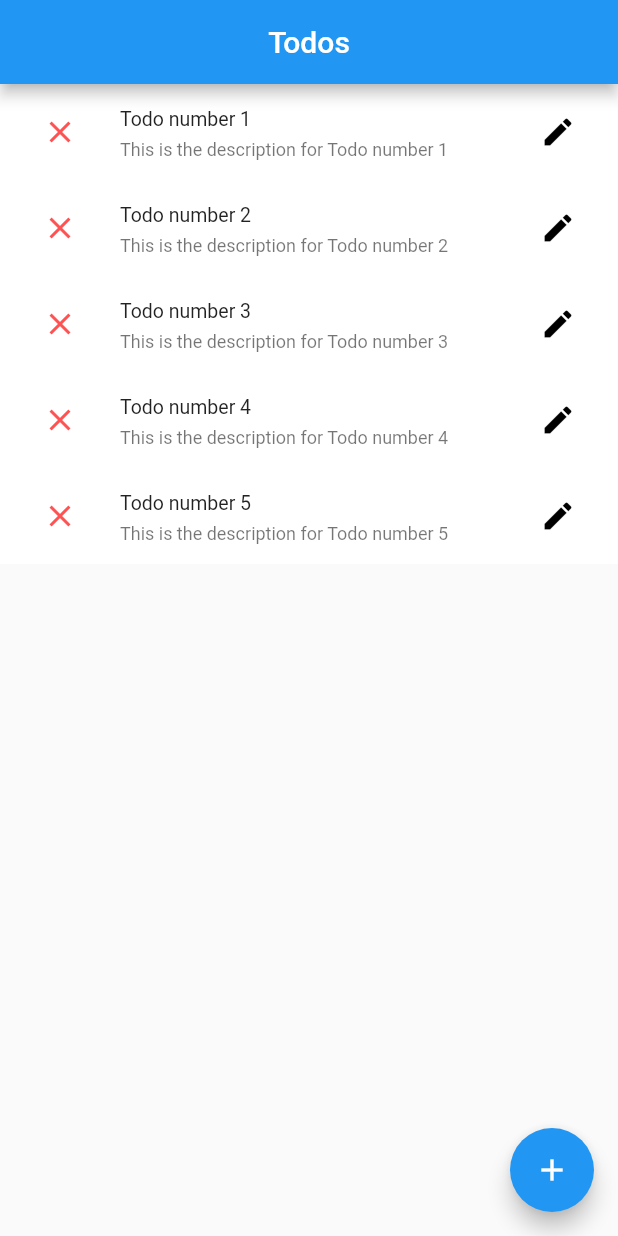
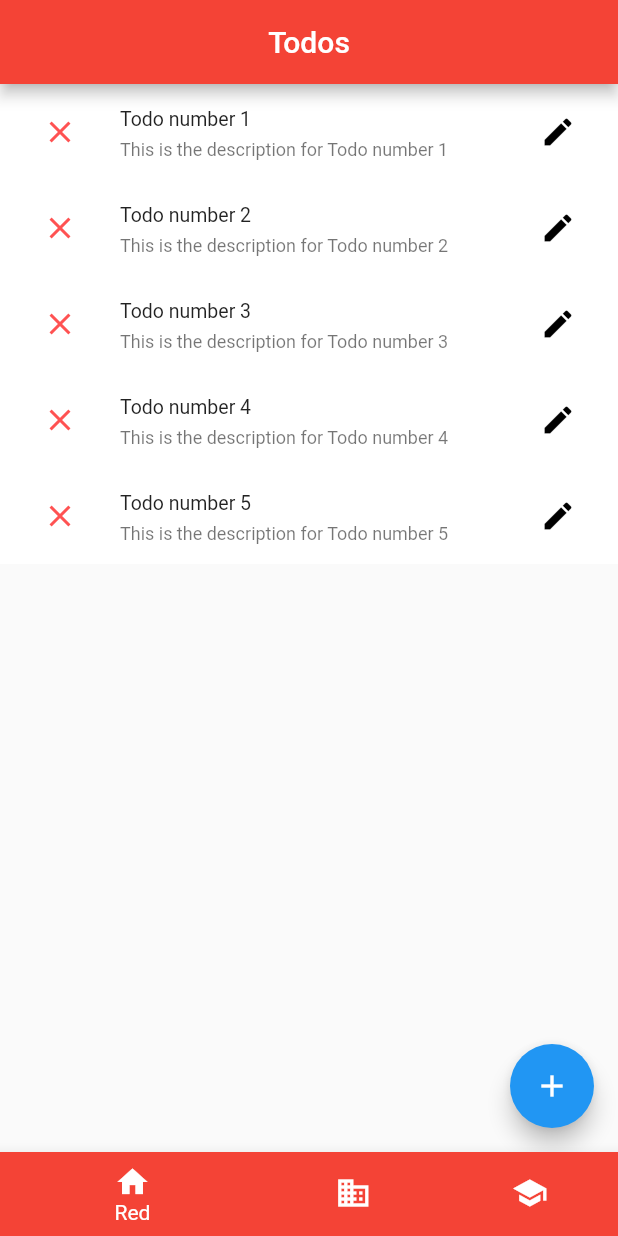
Before and after one commit to shreymahendru/floater, a Flutter app: the screen it shows after launch, on a phone screen of 412 x 824 dp. Run offline on Flutter 3.47's test engine with Material 2 defaults, Android fonts, the phone set to English and light mode, and no system bars; our stand-ins replace flutter_secure_storage, get_it, rxdart, shared_preferences; missing offline and left inert: pedantic.

Commit message:
bottom nav example

```diff
--- a/example/lib/installer.dart
+++ b/example/lib/installer.dart
@@ -1,6 +1,7 @@
 import 'package:example/pages/manage_todo/services/todo_management_service/todo_management_service.dart';
 import 'package:example/sdk/todo/services/todos_service/mock_todos_service.dart';
 import 'package:example/sdk/todo/services/todos_service/todos_service.dart';
+import 'package:example/services/tab_manager.dart';
 import 'package:floater/floater.dart';
 
 class Installer extends ServiceInstaller {
@@ -11,6 +12,8 @@ class Installer extends ServiceInstaller {
     // it is a Singleton, so there will be only one instance of TodoService through out the lifecycle if the app.
     registry.registerSingleton<TodosService>(() => MockTodosService());
 
+    registry.registerSingleton<TabManager>(() => TabManager());
+
     // ui Services
     // services that facilitate clean communication between pages and/or widgets
     // these services are usually scoped
--- /dev/null
+++ b/example/lib/pages/home/home_page.dart
@@ -0,0 +1,92 @@
+import 'package:example/pages/routes.dart';
+import 'package:example/services/tab_manager.dart';
+import 'package:flutter/material.dart';
+import 'package:floater/floater.dart';
+
+class HomePage extends StatefulWidgetBase<HomePageState> {
+  HomePage() : super(() => HomePageState());
+  @override
+  Widget build(BuildContext context) {
+    // return ScopedNavigator("/home", initialRoute: "/homeTab");
+
+    return Scaffold(
+      body: this._buildBody(),
+      bottomNavigationBar: BottomNavigationBar(
+        currentIndex: this.state.activeTab,
+        type: BottomNavigationBarType.shifting,
+        onTap: (index) => this.state.activeTab = index,
+        items: [
+          BottomNavigationBarItem(
+            icon: Icon(Icons.home),
+            label: 'Red',
+            backgroundColor: Colors.red,
+          ),
+          BottomNavigationBarItem(
+            icon: Icon(Icons.business),
+            label: 'Blue',
+            backgroundColor: Colors.blue,
+          ),
+          BottomNavigationBarItem(
+            icon: Icon(Icons.school),
+            label: 'Pink',
+            backgroundColor: Colors.pink,
+            // backgroundColor:
+          ),
+        ],
+      ),
+    );
+  }
+
+  Widget _buildBody() {
+    return IndexedStack(
+      index: this.state.activeTab,
+      children: [
+        ScopedNavigator(
+          // NavigationService.instance.generateRoute(Routes.home, {"tab": 0}),
+          "/home",
+          initialRoute: Routes.todos,
+          key: this.state.tab0Key,
+          initialRouteArgs: {
+            "color": Colors.blue,
+          },
+        ),
+        ScopedNavigator(
+          // NavigationService.instance.generateRoute(Routes.home, {"tab": 1}),
+          "/home",
+          key: this.state.tab1Key,
+          initialRoute: Routes.todos,
+          initialRouteArgs: {
+            "color": Colors.teal,
+          },
+        ),
+        ScopedNavigator(
+          // NavigationService.instance.generateRoute(Routes.home, {"tab": 2}),
+          "/home",
+          key: this.state.tab2Key,
+          initialRoute: Routes.todos,
+          initialRouteArgs: {
+            "color": Colors.green,
+          },
+        ),
+      ],
+    );
+  }
+}
+
+class HomePageState extends WidgetStateBase<HomePage> {
+  final _tabService = ServiceLocator.instance.resolve<TabManager>();
+
+  late final GlobalKey<ScopedNavigatorState> tab0Key = this._tabService.tab0Key;
+  late final GlobalKey<ScopedNavigatorState> tab1Key = this._tabService.tab1Key;
+  late final GlobalKey<ScopedNavigatorState> tab2Key = this._tabService.tab2Key;
+
+  late int _activeTab = this._tabService.currentTab;
+  int get activeTab => this._activeTab;
+  set activeTab(int value) {
+    this._activeTab = value;
+    ServiceLocator.instance.resolve<TabManager>().currentTab = value;
+    this..triggerStateChange();
+  }
+
+  HomePageState() : super();
+}
--- a/example/lib/pages/manage_todo/manage_todo_description/manage_todo_description_page.dart
+++ b/example/lib/pages/manage_todo/manage_todo_description/manage_todo_description_page.dart
@@ -12,6 +12,7 @@ class ManageTodoDescriptionPage extends StatefulWidgetBase<ManageTodoDescription
       child: Scaffold(
         appBar: AppBar(
           title: Text("${this.state.isNewTodo ? 'New' : 'Edit'} Todo Description"),
+          backgroundColor: this.state.appBarColor,
           leading: IconButton(
             icon: Icon(Icons.chevron_left),
             onPressed: this.state.back,
--- a/example/lib/pages/manage_todo/manage_todo_title/manage_todo_title_page.dart
+++ b/example/lib/pages/manage_todo/manage_todo_title/manage_todo_title_page.dart
@@ -9,6 +9,7 @@ class ManageTodoTitlePage extends StatefulWidgetBase<ManageTodoTitlePageState> {
     return Scaffold(
       appBar: AppBar(
         title: Text("${this.state.isNewTodo ? 'New' : 'Edit'} Todo Title"),
+        backgroundColor: this.state.appBarColor,
         leading: IconButton(
           icon: Icon(Icons.chevron_left),
           onPressed: this.state.back,
--- a/example/lib/pages/routes.dart
+++ b/example/lib/pages/routes.dart
@@ -1,3 +1,4 @@
+import 'package:example/pages/home/home_page.dart';
 import 'package:example/pages/manage_todo/manage_todo_description/manage_todo_description_page.dart';
 import 'package:example/pages/manage_todo/manage_todo_page.dart';
 import 'package:example/pages/manage_todo/manage_todo_title/manage_todo_title_page.dart';
@@ -8,12 +9,14 @@ import 'package:example/pages/splash/splash_page.dart';
 
 abstract class Routes {
   static const splash = "/splash";
-  static const todos = "/todos";
-  static const manageTodo = "/manageTodo?{id?: string}";
-  static const manageTodoTitle = "/manageTodo/title";
-  static const manageTodoDescription = "/manageTodo/description";
+  static const home = "/home";
 
-  static const viewTodo = "/viewTodo?{id: string}";
+  static const todos = "$home/todos";
+  static const manageTodo = "$home/manageTodo?{id?: string}";
+  static const manageTodoTitle = "$home/manageTodo/title";
+  static const manageTodoDescription = "$home/manageTodo/description";
+
+  static const viewTodo = "$home/viewTodo?{id: string}";
 
   // Call this function in main.dart to register all the app pages
   // and bootstrap the navigation
@@ -22,16 +25,16 @@ abstract class Routes {
     // root nav pages
     NavigationManager.instance
       ..registerPage(Routes.splash, (routeArgs) => SplashPage())
-      ..registerPage(Routes.todos, (routeArgs) => TodosPage());
+      ..registerPage(Routes.home, (routeArgs) => HomePage());
 
-    // manage todo flow pages
+    // Home Tab Pages
     NavigationManager.instance
+      ..registerPage(Routes.todos, (routeArgs) => TodosPage())
       ..registerPage(Routes.manageTodo, (routeArgs) => ManageTodoPage(routeArgs["id"]))
       ..registerPage(Routes.manageTodoTitle, (routeArgs) => ManageTodoTitlePage())
-      ..registerPage(Routes.manageTodoDescription, (routeArgs) => ManageTodoDescriptionPage());
+      ..registerPage(Routes.manageTodoDescription, (routeArgs) => ManageTodoDescriptionPage())
+      ..registerPage(Routes.viewTodo, (routeArgs) => ViewTodoPage(routeArgs["id"]));
 
-    NavigationManager.instance
-      ..registerPage(Routes.viewTodo, (routeArgs) => ViewTodoPage(routeArgs["id"]), persist: true);
     // bootstrapping Navigation
     NavigationManager.instance.bootstrap();
   }
--- a/example/lib/pages/splash/splash_page_state.dart
+++ b/example/lib/pages/splash/splash_page_state.dart
@@ -18,6 +18,6 @@ class SplashPageState extends WidgetStateBase<SplashPage> {
 
     await Future.delayed(Duration(seconds: 2));
 
-    this._navigator.pushReplacementNamed(Routes.todos);
+    this._navigator.pushReplacementNamed(Routes.home);
   }
 }
--- a/example/lib/pages/todos/todos_page.dart
+++ b/example/lib/pages/todos/todos_page.dart
@@ -11,12 +11,14 @@ class TodosPage extends StatefulWidgetBase<TodosPageState> {
   TodosPage() : super(() => TodosPageState());
   @override
   Widget build(BuildContext context) {
+    // this.state.currentTab
     return OverlayLoadingSpinner(
       isEnabled: this.state.isTogglingTodoCompletion,
       child: Scaffold(
         appBar: AppBar(
           centerTitle: true,
           title: Text("Todos"),
+          backgroundColor: this.state.appBarColor,
         ),
         floatingActionButton: FloatingActionButton(
           onPressed: this.state.onAddTodoPressed,
--- a/example/lib/pages/todos/todos_page_state.dart
+++ b/example/lib/pages/todos/todos_page_state.dart
@@ -3,11 +3,12 @@ import 'package:example/pages/routes.dart';
 import 'package:example/pages/todos/todos_page.dart';
 import 'package:example/sdk/todo/proxies/todo.dart';
 import 'package:example/sdk/todo/services/todos_service/todos_service.dart';
+import 'package:example/services/tab_manager_mixin.dart';
 import 'package:floater/floater.dart';
 import 'package:flutter/material.dart';
 
-class TodosPageState extends WidgetStateBase<TodosPage> {
-  final _navigator = NavigationService.instance.retrieveNavigator("/");
+class TodosPageState extends WidgetStateBase<TodosPage> with TabManagerMixin {
+  // final _navigator = NavigationService.instance.retrieveNavigator("/");
   final _todosService =
       ServiceLocator.instance.resolve<TodosService>(); // getting the todoService installed
   final _eventAggregator = ServiceLocator.instance.resolve<EventAggregator>();
@@ -27,7 +28,7 @@ class TodosPageState extends WidgetStateBase<TodosPage> {
       final persistedRoute = await NavigationManager.instance.retrievePersistedRoute();
       print(persistedRoute);
       if (persistedRoute != null) {
-        this._navigator.pushNamed(persistedRoute);
+        this.currentTabNavigator.pushNamed(persistedRoute);
       }
     });
 
@@ -37,7 +38,7 @@ class TodosPageState extends WidgetStateBase<TodosPage> {
   }
 
   Future<void> onTodoPressed(Todo todo) async {
-    this._navigator.pushNamed(
+    this.currentTabNavigator.pushNamed(
       NavigationService.instance.generateRoute(Routes.viewTodo),
       arguments: {
         "id": todo.id,
@@ -46,7 +47,7 @@ class TodosPageState extends WidgetStateBase<TodosPage> {
   }
 
   Future<void> onEditTodoPressed(Todo todo) async {
-    this._navigator.pushNamed(
+    this.currentTabNavigator.pushNamed(
       NavigationService.instance.generateRoute(Routes.manageTodo),
       arguments: {
         "id": todo.id,
@@ -55,7 +56,7 @@ class TodosPageState extends WidgetStateBase<TodosPage> {
   }
 
   void onAddTodoPressed() {
-    this._navigator.pushNamed(
+    this.currentTabNavigator.pushNamed(
       NavigationService.instance.generateRoute(Routes.manageTodo),
       arguments: {
         "id": null,
--- a/example/lib/pages/view_todo/view_todo_page.dart
+++ b/example/lib/pages/view_todo/view_todo_page.dart
@@ -12,6 +12,7 @@ class ViewTodoPage extends StatefulWidgetBase<ViewTodoPageState> {
       appBar: AppBar(
         centerTitle: true,
         title: Text("View Todo"),
+        backgroundColor: this.state.appBarColor,
       ),
       body: this._buildBody(context),
     );
--- a/example/lib/sdk/todo/services/todos_service/mock_todos_service.dart
+++ b/example/lib/sdk/todo/services/todos_service/mock_todos_service.dart
@@ -40,8 +40,7 @@ class MockTodosService implements TodosService {
   @override
   Future<List<Todo>> getAllTodos() async {
     // fake network delay
-    await Future.delayed(Duration(seconds: 1));
-
+    await Future.delayed(Duration(milliseconds: 200));
     return this._allTodos.map((e) => e).toList();
   }
 
@@ -50,7 +49,7 @@ class MockTodosService implements TodosService {
     given(id, "id").ensure((t) => t.isNotEmptyOrWhiteSpace);
 
     // fake network delay
-    await Future.delayed(Duration(seconds: 2));
+    await Future.delayed(Duration(milliseconds: 200));
 
     return this._allTodos.find((e) => e.id == id)!;
   }
--- /dev/null
+++ b/example/lib/services/tab_manager.dart
@@ -0,0 +1,21 @@
+import 'package:floater/floater.dart';
+import 'package:flutter/material.dart';
+
+class TabManager {
+  final GlobalKey<ScopedNavigatorState> tab0Key = GlobalKey();
+  final GlobalKey<ScopedNavigatorState> tab1Key = GlobalKey();
+  final GlobalKey<ScopedNavigatorState> tab2Key = GlobalKey();
+
+  int currentTab = 0;
+
+  GlobalKey<ScopedNavigatorState>? currentNav;
+
+  NavigatorState get navigatorState {
+    if (currentTab == 0)
+      return this.tab0Key.currentState!.navigator!;
+    else if (currentTab == 1)
+      return this.tab1Key.currentState!.navigator!;
+    else
+      return this.tab2Key.currentState!.navigator!;
+  }
+}
--- /dev/null
+++ b/example/lib/services/tab_manager_mixin.dart
@@ -0,0 +1,20 @@
+import 'package:example/services/tab_manager.dart';
+import 'package:floater/floater.dart';
+import 'package:flutter/material.dart';
+
+mixin TabManagerMixin {
+  final tabService = ServiceLocator.instance.resolve<TabManager>();
+
+  NavigatorState get currentTabNavigator => this.tabService.navigatorState;
+
+  int get currentTab => this.tabService.currentTab;
+
+  Color get appBarColor {
+    if (this.currentTab == 0)
+      return Colors.red;
+    else if (this.currentTab == 1)
+      return Colors.blue;
+    else
+      return Colors.pink;
+  }
+}
--- a/lib/src/widgets.dart
+++ b/lib/src/widgets.dart
@@ -212,7 +212,7 @@ abstract class KeepAliveClientWidgetStateBase<T extends StatefulWidget> extends
 }
 
 @sealed
-class ScopedNavigator extends StatefulWidgetBase<_ScopedNavigatorState> {
+class ScopedNavigator extends StatefulWidgetBase<ScopedNavigatorState> {
   final String _initialRoute;
   final Map<String, dynamic>? _initialRouteArgs;
   final TransitionDelegate<dynamic> _transitionDelegate;
@@ -223,10 +223,11 @@ class ScopedNavigator extends StatefulWidgetBase<_ScopedNavigatorState> {
     Map<String, dynamic>? initialRouteArgs,
     TransitionDelegate<dynamic> transitionDelegate = const DefaultTransitionDelegate<dynamic>(),
     ServiceLocator? scope,
+    Key? key,
   })  : this._initialRoute = initialRoute,
         this._initialRouteArgs = initialRouteArgs,
         this._transitionDelegate = transitionDelegate,
-        super(() => new _ScopedNavigatorState(basePath, scope));
+        super(() => new ScopedNavigatorState(basePath, scope), key: key);
 
   @override
   Widget build(BuildContext context) {
@@ -255,14 +256,16 @@ class ScopedNavigator extends StatefulWidgetBase<_ScopedNavigatorState> {
   }
 }
 
-class _ScopedNavigatorState extends WidgetStateBase<ScopedNavigator> {
+class ScopedNavigatorState extends WidgetStateBase<ScopedNavigator> {
   final String _basePath;
   final GlobalKey<NavigatorState> _key;
 
   String get basePath => this._basePath;
   GlobalKey<NavigatorState> get key => this._key;
 
-  _ScopedNavigatorState(String basePath, ServiceLocator? scope)
+  NavigatorState? get navigator => this._key.currentState;
+
+  ScopedNavigatorState(String basePath, ServiceLocator? scope)
       : this._basePath = basePath,
         this._key = NavigationManager.instance.generateNavigatorKey(basePath, scope) {
     this.onDispose(() => NavigationManager.instance.disposeNavigatorKey(this._basePath, this._key));
```
Also changed, not shown: example/lib/pages/manage_todo/manage_todo_description/manage_todo_description_page_state.dart (+5 -3 lines), example/lib/pages/manage_todo/manage_todo_title/manage_todo_title_page_state.dart (+4 -3 lines), example/lib/pages/view_todo/view_todo_state.dart (+4 -3 lines).
